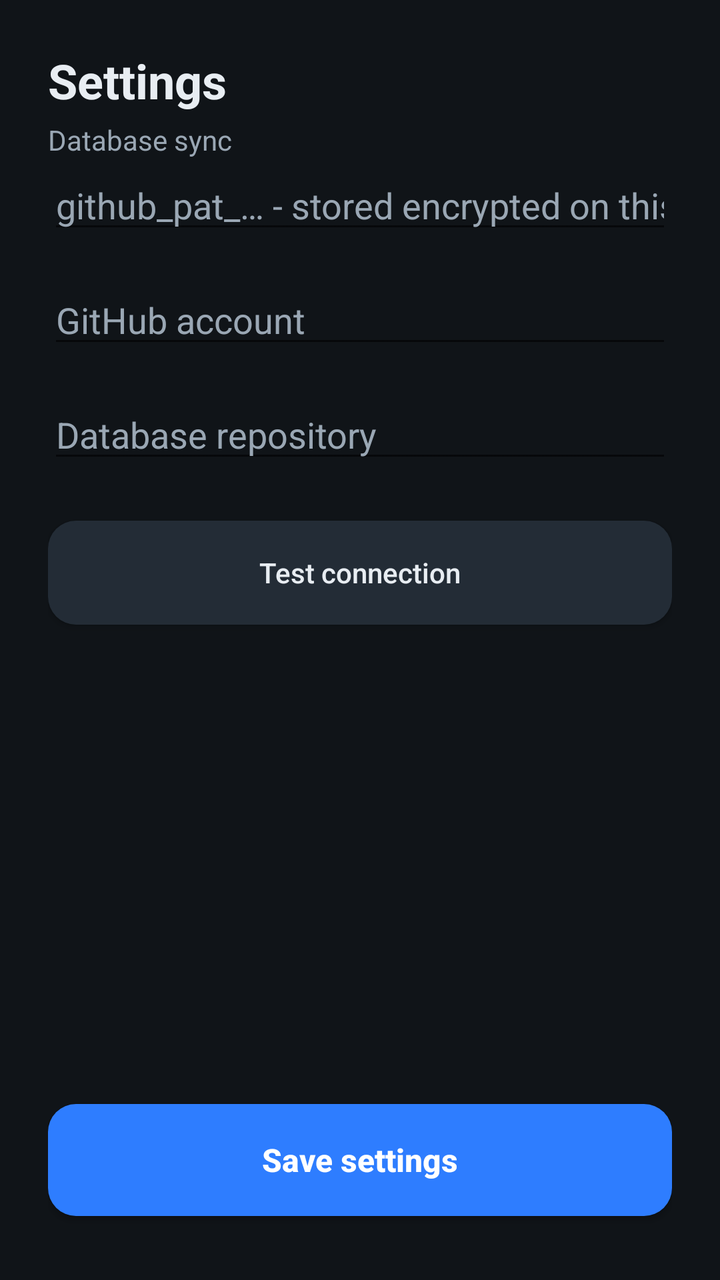
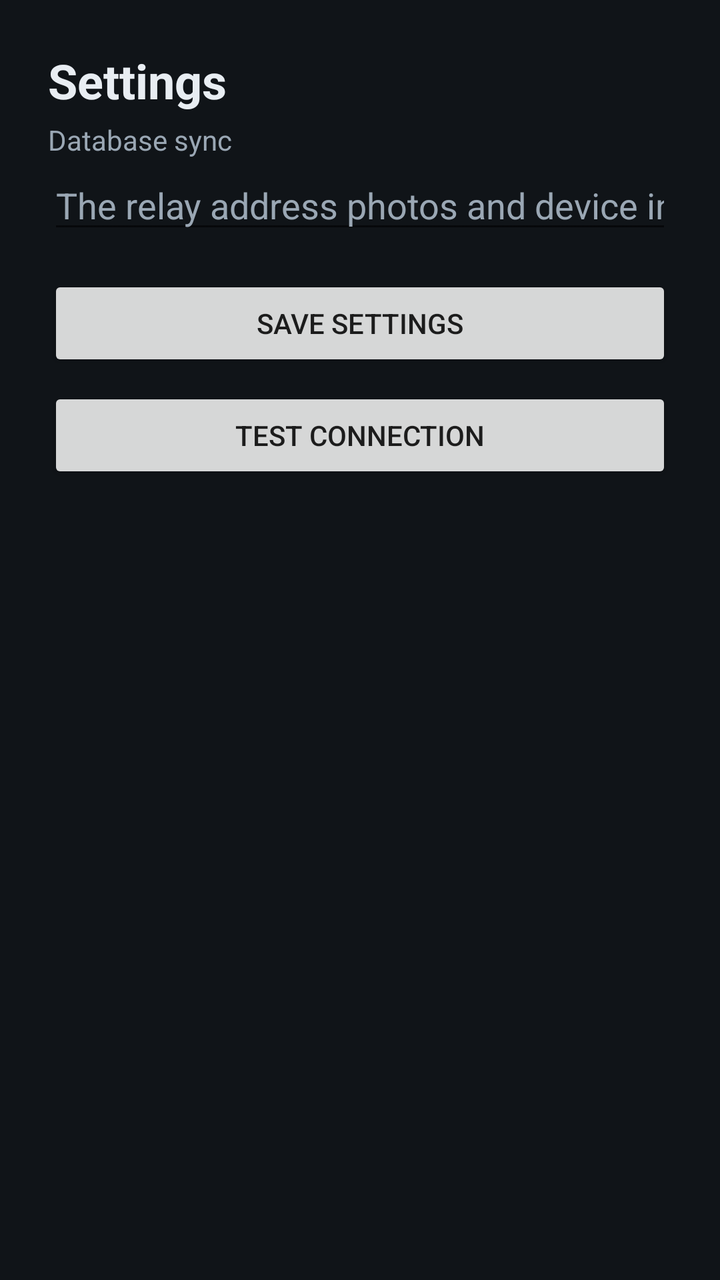

An Android layout rendered at two revisions. The XML below is the earlier revision; the diff shows what the commit changed to produce the second picture.
<!-- AndroidManifest.xml: application theme Theme.PRF -->
<!-- res/layout/activity_settings.xml -->
<?xml version="1.0" encoding="utf-8"?>
<androidx.constraintlayout.widget.ConstraintLayout xmlns:android="http://schemas.android.com/apk/res/android"
    xmlns:app="http://schemas.android.com/apk/res-auto"
    android:layout_width="match_parent"
    android:layout_height="match_parent"
    android:background="@color/prf_bg"
    android:padding="24dp">

    <TextView
        android:id="@+id/titleText"
        android:layout_width="0dp"
        android:layout_height="wrap_content"
        android:text="@string/settings_title"
        android:textColor="@color/prf_text"
        android:textSize="24sp"
        android:textStyle="bold"
        app:layout_constraintTop_toTopOf="parent"
        app:layout_constraintStart_toStartOf="parent"
        app:layout_constraintEnd_toEndOf="parent" />

    <TextView
        android:layout_width="0dp"
        android:layout_height="wrap_content"
        android:layout_marginTop="4dp"
        android:text="@string/settings_sync_header"
        android:textColor="@color/prf_text_dim"
        android:textSize="14sp"
        app:layout_constraintTop_toBottomOf="@id/titleText"
        app:layout_constraintStart_toStartOf="parent"
        app:layout_constraintEnd_toEndOf="parent" />

    <EditText
        android:id="@+id/tokenInput"
        android:layout_width="0dp"
        android:layout_height="wrap_content"
        android:layout_marginTop="24dp"
        android:hint="@string/settings_token_hint"
        android:inputType="textPassword"
        android:textColor="@color/prf_text"
        android:textColorHint="@color/prf_text_dim"
        app:layout_constraintTop_toBottomOf="@id/titleText"
        app:layout_constraintStart_toStartOf="parent"
        app:layout_constraintEnd_toEndOf="parent" />

    <EditText
        android:id="@+id/ownerInput"
        android:layout_width="0dp"
        android:layout_height="wrap_content"
        android:layout_marginTop="16dp"
        android:hint="@string/settings_owner"
        android:inputType="text"
        android:textColor="@color/prf_text"
        android:textColorHint="@color/prf_text_dim"
        app:layout_constraintTop_toBottomOf="@id/tokenInput"
        app:layout_constraintStart_toStartOf="parent"
        app:layout_constraintEnd_toEndOf="parent" />

    <EditText
        android:id="@+id/repoInput"
        android:layout_width="0dp"
        android:layout_height="wrap_content"
        android:layout_marginTop="16dp"
        android:hint="@string/settings_repo"
        android:inputType="text"
        android:textColor="@color/prf_text"
        android:textColorHint="@color/prf_text_dim"
        app:layout_constraintTop_toBottomOf="@id/ownerInput"
        app:layout_constraintStart_toStartOf="parent"
        app:layout_constraintEnd_toEndOf="parent" />

    <Button
        android:id="@+id/testButton"
        android:layout_width="0dp"
        android:layout_height="52dp"
        android:layout_marginTop="24dp"
        android:background="@drawable/btn_ghost_bg"
        android:text="@string/settings_test"
        android:textAllCaps="false"
        android:textColor="@color/prf_text"
        app:layout_constraintTop_toBottomOf="@id/repoInput"
        app:layout_constraintStart_toStartOf="parent"
        app:layout_constraintEnd_toEndOf="parent" />

    <TextView
        android:id="@+id/testResultText"
        android:layout_width="0dp"
        android:layout_height="wrap_content"
        android:layout_marginTop="12dp"
        android:textSize="14sp"
        app:layout_constraintTop_toBottomOf="@id/testButton"
        app:layout_constraintStart_toStartOf="parent"
        app:layout_constraintEnd_toEndOf="parent" />

    <Button
        android:id="@+id/saveButton"
        android:layout_width="0dp"
        android:layout_height="56dp"
        android:layout_marginBottom="8dp"
        android:background="@drawable/btn_primary_bg"
        android:text="@string/settings_save"
        android:textAllCaps="false"
        android:textColor="@android:color/white"
        android:textSize="16sp"
        android:textStyle="bold"
        app:layout_constraintBottom_toBottomOf="parent"
        app:layout_constraintStart_toStartOf="parent"
        app:layout_constraintEnd_toEndOf="parent" />

</androidx.constraintlayout.widget.ConstraintLayout>
<!-- resources referenced by this layout -->
<resources>
  <color name="prf_bg">#101418</color>
  <color name="prf_text">#E8EDF2</color>
  <color name="prf_text_dim">#9AA7B4</color>
  <!-- drawable btn_ghost_bg (drawable) -->
  <?xml version="1.0" encoding="utf-8"?>
  <shape xmlns:android="http://schemas.android.com/apk/res/android" android:shape="rectangle">
      <solid android:color="@color/prf_surface_hi" />
      <corners android:radius="14dp" />
  </shape>
  <!-- drawable btn_primary_bg (drawable) -->
  <?xml version="1.0" encoding="utf-8"?>
  <shape xmlns:android="http://schemas.android.com/apk/res/android" android:shape="rectangle">
      <solid android:color="@color/prf_accent" />
      <corners android:radius="14dp" />
  </shape>
  <string name="settings_owner">GitHub account</string>
  <string name="settings_repo">Database repository</string>
  <string name="settings_save">Save settings</string>
  <string name="settings_sync_header">Database sync</string>
  <string name="settings_test">Test connection</string>
  <string name="settings_title">Settings</string>
  <string name="settings_token_hint">github_pat_… - stored encrypted on this device</string>
  <style name="Theme.PRF" parent="Theme.MaterialComponents.DayNight.NoActionBar">
          <item name="colorPrimary">@color/prf_accent</item>
          <item name="colorPrimaryVariant">@color/prf_accent</item>
          <item name="colorOnPrimary">@android:color/white</item>
          <item name="colorSecondary">@color/prf_ok</item>
          <item name="colorOnSecondary">@android:color/black</item>
          <item name="android:colorBackground">@color/prf_bg</item>
          <item name="colorSurface">@color/prf_surface</item>
          <item name="colorOnSurface">@color/prf_text</item>
          <item name="android:statusBarColor" tools:targetApi="l">@color/prf_bg</item>
          <item name="android:windowLightStatusBar" tools:targetApi="m">false</item>
      </style>
  <color name="prf_surface_hi">#232C36</color>
  <color name="prf_accent">#2E7DFF</color>
  <color name="prf_ok">#35C48D</color>
  <color name="prf_surface">#1A2027</color>
</resources>

<!-- the commit's change to res/layout/activity_settings.xml (unified diff, before → after) -->
@@ -30,54 +30,36 @@
         app:layout_constraintEnd_toEndOf="parent" />
 
     <EditText
-        android:id="@+id/tokenInput"
+        android:id="@+id/serverInput"
         android:layout_width="0dp"
         android:layout_height="wrap_content"
         android:layout_marginTop="24dp"
-        android:hint="@string/settings_token_hint"
-        android:inputType="textPassword"
+        android:hint="@string/settings_server_hint"
+        android:inputType="textUri"
+        android:autofillHints="url"
         android:textColor="@color/prf_text"
         android:textColorHint="@color/prf_text_dim"
         app:layout_constraintTop_toBottomOf="@id/titleText"
         app:layout_constraintStart_toStartOf="parent"
         app:layout_constraintEnd_toEndOf="parent" />
 
-    <EditText
-        android:id="@+id/ownerInput"
+    <Button
+        android:id="@+id/saveButton"
         android:layout_width="0dp"
         android:layout_height="wrap_content"
         android:layout_marginTop="16dp"
-        android:hint="@string/settings_owner"
-        android:inputType="text"
-        android:textColor="@color/prf_text"
-        android:textColorHint="@color/prf_text_dim"
-        app:layout_constraintTop_toBottomOf="@id/tokenInput"
-        app:layout_constraintStart_toStartOf="parent"
-        app:layout_constraintEnd_toEndOf="parent" />
-
-    <EditText
-        android:id="@+id/repoInput"
-        android:layout_width="0dp"
-        android:layout_height="wrap_content"
-        android:layout_marginTop="16dp"
-        android:hint="@string/settings_repo"
-        android:inputType="text"
-        android:textColor="@color/prf_text"
-        android:textColorHint="@color/prf_text_dim"
-        app:layout_constraintTop_toBottomOf="@id/ownerInput"
+        android:text="@string/settings_save"
+        app:layout_constraintTop_toBottomOf="@id/serverInput"
         app:layout_constraintStart_toStartOf="parent"
         app:layout_constraintEnd_toEndOf="parent" />
 
     <Button
         android:id="@+id/testButton"
         android:layout_width="0dp"
-        android:layout_height="52dp"
-        android:layout_marginTop="24dp"
-        android:background="@drawable/btn_ghost_bg"
+        android:layout_height="wrap_content"
+        android:layout_marginTop="8dp"
         android:text="@string/settings_test"
-        android:textAllCaps="false"
-        android:textColor="@color/prf_text"
-        app:layout_constraintTop_toBottomOf="@id/repoInput"
+        app:layout_constraintTop_toBottomOf="@id/saveButton"
         app:layout_constraintStart_toStartOf="parent"
         app:layout_constraintEnd_toEndOf="parent" />
 
@@ -85,25 +67,11 @@
         android:id="@+id/testResultText"
         android:layout_width="0dp"
         android:layout_height="wrap_content"
-        android:layout_marginTop="12dp"
-        android:textSize="14sp"
+        android:layout_marginTop="8dp"
+        android:textColor="@color/prf_text_dim"
+        android:textSize="13sp"
         app:layout_constraintTop_toBottomOf="@id/testButton"
         app:layout_constraintStart_toStartOf="parent"
         app:layout_constraintEnd_toEndOf="parent" />
 
-    <Button
-        android:id="@+id/saveButton"
-        android:layout_width="0dp"
-        android:layout_height="56dp"
-        android:layout_marginBottom="8dp"
-        android:background="@drawable/btn_primary_bg"
-        android:text="@string/settings_save"
-        android:textAllCaps="false"
-        android:textColor="@android:color/white"
-        android:textSize="16sp"
-        android:textStyle="bold"
-        app:layout_constraintBottom_toBottomOf="parent"
-        app:layout_constraintStart_toStartOf="parent"
-        app:layout_constraintEnd_toEndOf="parent" />
-
 </androidx.constraintlayout.widget.ConstraintLayout>
<!-- resource entries referenced after the edit -->
@@ -3,25 +3,11 @@
   <color name="prf_bg">#101418</color>
   <color name="prf_text">#E8EDF2</color>
   <color name="prf_text_dim">#9AA7B4</color>
-  <!-- drawable btn_ghost_bg (drawable) -->
-  <?xml version="1.0" encoding="utf-8"?>
-  <shape xmlns:android="http://schemas.android.com/apk/res/android" android:shape="rectangle">
-      <solid android:color="@color/prf_surface_hi" />
-      <corners android:radius="14dp" />
-  </shape>
-  <!-- drawable btn_primary_bg (drawable) -->
-  <?xml version="1.0" encoding="utf-8"?>
-  <shape xmlns:android="http://schemas.android.com/apk/res/android" android:shape="rectangle">
-      <solid android:color="@color/prf_accent" />
-      <corners android:radius="14dp" />
-  </shape>
-  <string name="settings_owner">GitHub account</string>
-  <string name="settings_repo">Database repository</string>
   <string name="settings_save">Save settings</string>
+  <string name="settings_server_hint">The relay address photos and device info are sent to</string>
   <string name="settings_sync_header">Database sync</string>
   <string name="settings_test">Test connection</string>
   <string name="settings_title">Settings</string>
-  <string name="settings_token_hint">github_pat_… - stored encrypted on this device</string>
   <style name="Theme.PRF" parent="Theme.MaterialComponents.DayNight.NoActionBar">
           <item name="colorPrimary">@color/prf_accent</item>
           <item name="colorPrimaryVariant">@color/prf_accent</item>
@@ -34,7 +20,6 @@
           <item name="android:statusBarColor" tools:targetApi="l">@color/prf_bg</item>
           <item name="android:windowLightStatusBar" tools:targetApi="m">false</item>
       </style>
-  <color name="prf_surface_hi">#232C36</color>
   <color name="prf_accent">#2E7DFF</color>
   <color name="prf_ok">#35C48D</color>
   <color name="prf_surface">#1A2027</color>
